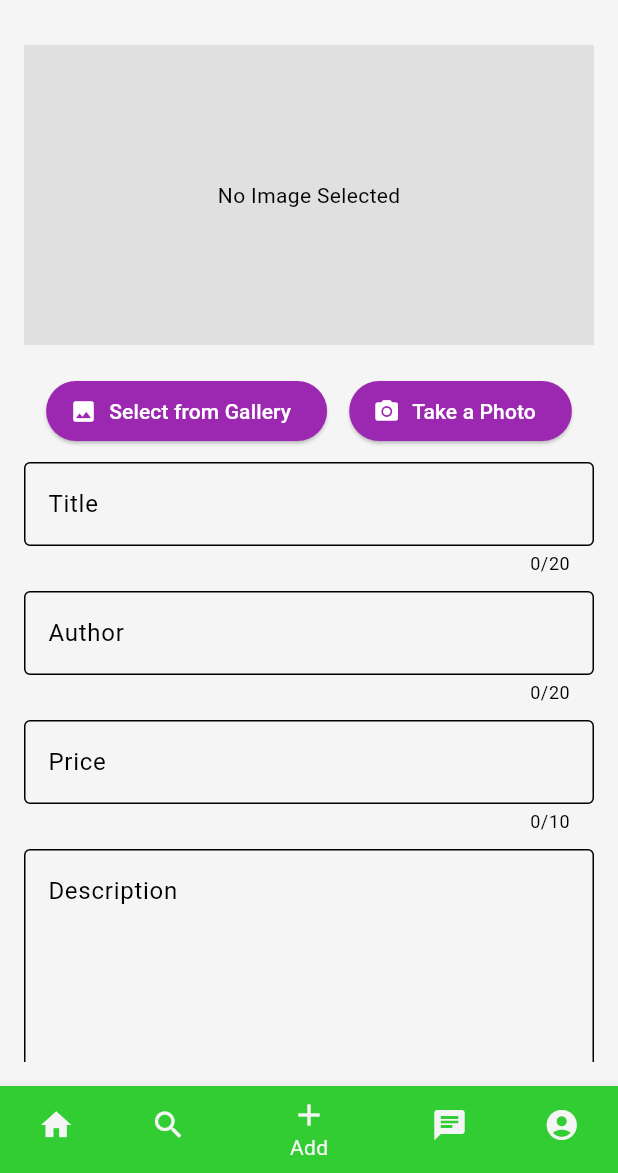
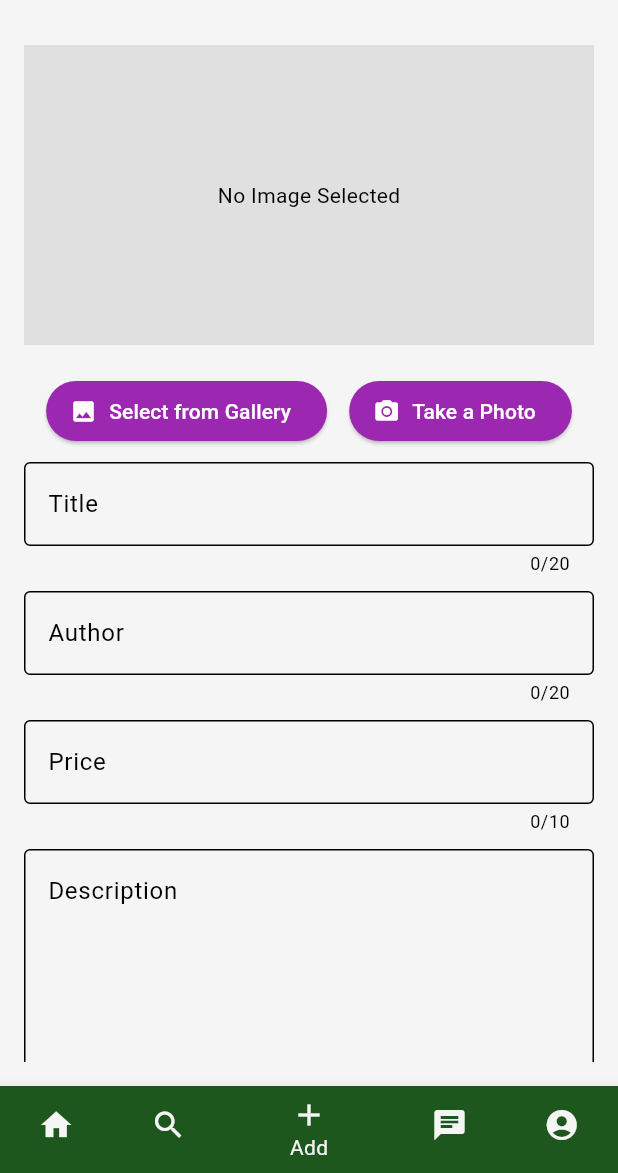
Before and after one commit to baukamobile/book_swap_ai, a Flutter app: the screen it shows after launch, item 3 of the bottom bar chosen, on a phone screen of 412 x 824 dp, the part 63-1236 px from its top. Run offline on Flutter 3.47's test engine with Material 3 defaults, Android fonts, the light colour scheme and no system bars; our stand-ins replace dash_chat_2, flutter_bloc, flutter_dotenv, flutter_gemini, flutter_spinkit, image_picker; missing offline and left inert: chat_gpt_sdk; network calls fail.

Commit message:
working with ip issues

```diff
--- a/lib/components/bottomnavbar.dart
+++ b/lib/components/bottomnavbar.dart
@@ -54,7 +54,7 @@ class _BottomnavbarState extends State<Bottomnavbar> {
             label: 'Search',
           ),
           BottomNavigationBarItem(
-            backgroundColor: Color(0xFF32CD32),
+            backgroundColor: Color.fromARGB(255, 29, 87, 29),
             icon: Icon(Icons.add),
             label: 'Add',
           ),
```
Also changed, not shown: lib/pages/home_page.dart (+5 -4 lines).
